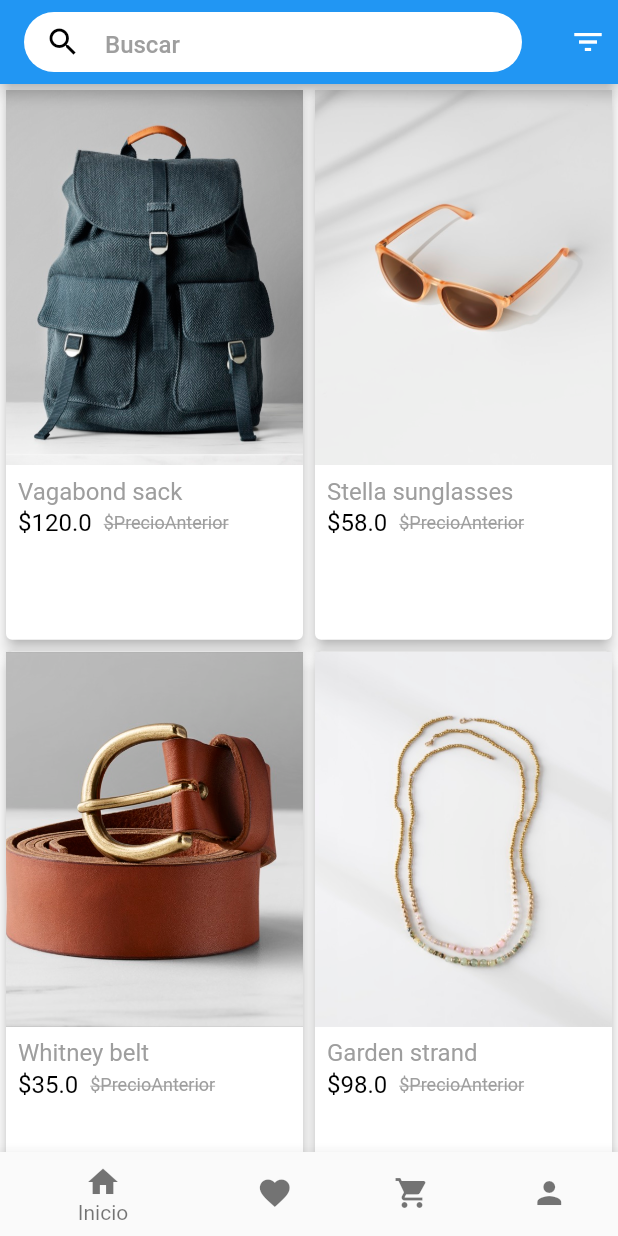
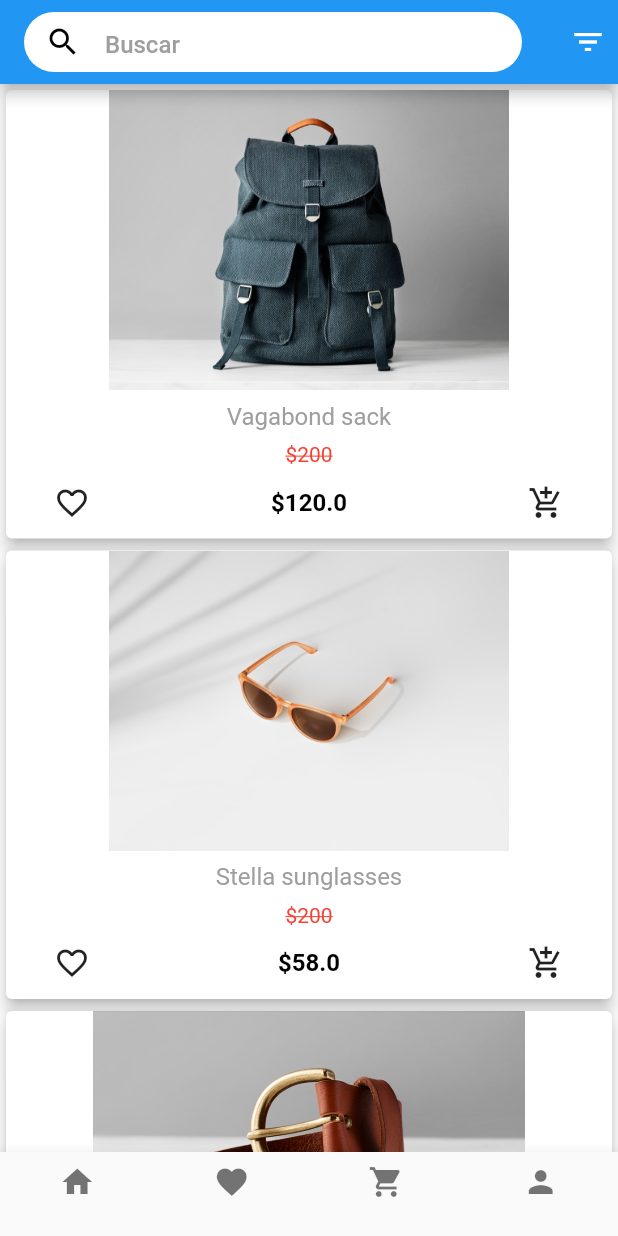
Before and after one commit to guillermolopez3/ecommerce, a Flutter app: the screen it shows after launch, on a phone screen of 412 x 824 dp. Run offline on Flutter 3.47's test engine with Material 2 defaults, Android fonts, the phone set to English and light mode, and no system bars.

Commit message:
diseño con botones fav y agregar a carrito, el agregar ya agrega el producto al carrito y el diseño de filtrar esta listo

```diff
--- a/e_commerce/lib/home.dart
+++ b/e_commerce/lib/home.dart
@@ -2,8 +2,9 @@ import 'package:flutter/material.dart';
 import 'model/app_state_model.dart';
 import 'package:scoped_model/scoped_model.dart';
 import 'model/product.dart';
-import 'product_list.dart';
+import 'item_list_product.dart';
 import 'search.dart';
+import 'category_filter.dart';
 
 class Home extends StatefulWidget {
   @override
@@ -21,7 +22,9 @@ class _HomeState extends State<Home> {
             Navigator.of(context).push(PageRouteBuilder(
                 opaque: false,
                 pageBuilder: (BuildContext context, _, __) =>
-                    Filter()));
+                  CategoryMenuPage(onCategoryTap: ()=> Navigator.pop(context),)
+              )
+            );
           }),
           )
         ],
@@ -31,17 +34,58 @@ class _HomeState extends State<Home> {
           onTap: (index){
 
           },
+          type: BottomNavigationBarType.fixed,
           fixedColor: Colors.black54,
           items: [
-            BottomNavigationBarItem(icon: Icon( Icons.home, color: Colors.black54,), title: Text('Inicio', style: TextStyle(color: Colors.black54),),),
-            BottomNavigationBarItem(icon: Icon( Icons.favorite, color: Colors.black54), title: Text('Favorito')),
-            BottomNavigationBarItem(icon: Icon( Icons.shopping_cart, color: Colors.black54), title: Text('Carrito')),
-            BottomNavigationBarItem(icon: Icon( Icons.person, color: Colors.black54), title: Text('Mi Cuenta')),
+            BottomNavigationBarItem(icon: Icon( Icons.home, color: Colors.black54,), title:  Padding(padding: EdgeInsets.all(0))),
+            BottomNavigationBarItem(icon: Icon( Icons.favorite, color: Colors.black54), title:  Padding(padding: EdgeInsets.all(0))),
+            BottomNavigationBarItem(icon: _iconCarritoConProductos(), title:  Padding(padding: EdgeInsets.all(0))),
+            BottomNavigationBarItem(icon: Icon( Icons.person, color: Colors.black54), title:  Padding(padding: EdgeInsets.all(0))),
           ]
       ),
     );
   }
 
+  //agrego al icono del carrito un circulo indicador de cant de items agregados o ninguno
+  _iconCarritoConProductos()=> Stack(
+    children: <Widget>[
+      Icon( Icons.shopping_cart, color: Colors.black54,),
+      ScopedModelDescendant<AppStateModel>(
+        builder: (context, child, model){
+          int cant = model.totalCartQuantity;
+          if(cant > 0) {
+            return _buildIconCart(cant);
+          }
+          else{
+            return Positioned(
+              right: 0,
+              child: Container(),
+            );
+          }
+        },
+      ),
+
+    ],
+  );
+
+  //dibujo sobre el icono un circulo rojo con la cantidad de productos agregados al carrito
+  _buildIconCart(int cant) => Positioned(
+    right: 0,
+    child: Container(
+      padding: EdgeInsets.all(1.0),
+      decoration: BoxDecoration(
+          borderRadius: BorderRadius.circular(6),
+          color: Colors.red
+      ),
+      constraints: BoxConstraints(
+          minHeight: 12,
+          minWidth: 12
+      ),
+      child: Text('$cant', style: TextStyle(color: Colors.white, fontSize: 8.0), textAlign: TextAlign.center,),
+    ),
+  );
+
+  //custom search bar que al hacer click te lleva a otra pantalla
   _searchBtn(context) => InkWell(
     onTap: (){
       Navigator.of(context).push(MaterialPageRoute(builder: (context)=> Search()));
@@ -73,37 +117,7 @@ class _HomeState extends State<Home> {
 
 }
 
-class Filter extends StatelessWidget {
-  @override
-  Widget build(BuildContext context) {
-    return Scaffold(
-      bottomNavigationBar: null,
-      backgroundColor: Colors.black.withOpacity(0.90),
-      appBar: AppBar(
-        backgroundColor: Colors.transparent,
-        actions: <Widget>[
-          IconButton(
-            icon: IconButton(icon: Icon(Icons.clear, color: Colors.white, size: 20.0,),
-                onPressed: (){
-                  Navigator.pop(context);
-                }),
-          )
-        ],
-      ),
-      body: Center(
-        child: Column(
-          children: <Widget>[
-            Text('Todos', style: TextStyle(color: Colors.white, fontSize: 20.0),),
-            Text('Todos', style: TextStyle(color: Colors.white, fontSize: 20.0),),
-            Text('Todos', style: TextStyle(color: Colors.white, fontSize: 20.0),)
-          ],
-        ),
-      ),
-    );
-  }
-}
-
-
+// cuerpo del home
 class Body extends StatelessWidget {
   List<Product> product ;
 
@@ -117,13 +131,13 @@ class Body extends StatelessWidget {
     );
   }
 
-  _buildListView() {
-    return GridView.count(
-        crossAxisCount: 2,
-        childAspectRatio: 0.55,
-        children: List.generate(product.length, (index){
-          return ProductsListItem(product1: product[index]);
-        }),
+  _buildListView(){
+    return ListView.builder(
+      physics: AlwaysScrollableScrollPhysics(),
+      itemCount: product.length,
+        itemBuilder: (context, index){
+            return ItemListProducts(product: product[index]);
+        }
     );
   }
 
--- /dev/null
+++ b/e_commerce/lib/item_list_product.dart
@@ -0,0 +1,79 @@
+import 'package:flutter/material.dart';
+import 'package:scoped_model/scoped_model.dart';
+import 'model/product.dart';
+import 'model/app_state_model.dart';
+
+//Clase que se encarga de dibujar los items de la lista con productos (Img, nombre, precio anterior, precio actual y botones de fav y agregar a carrito
+
+class ItemListProducts extends StatelessWidget {
+  final Product product;
+
+  ItemListProducts({this.product});
+
+  @override
+  Widget build(BuildContext context) {
+    return InkWell(
+      onTap: () {},
+      child: Card(
+        elevation: 4.0,
+        child: Column(
+          children: <Widget>[
+            Container(
+              child: Image.asset(
+                product.assetName,
+                fit: BoxFit.cover,
+              ),
+              height: 200,
+            ),
+            SizedBox(
+              height: 8.0,
+            ),
+            Text(
+              product.name,
+              style: TextStyle(fontSize: 16.0, color: Colors.grey),
+            ),
+            SizedBox(
+              height: 8.0,
+            ),
+            Text(
+              "\$200",
+              style: TextStyle(
+                  fontSize: 14.0,
+                  color: Colors.red,
+                  decoration: TextDecoration.lineThrough),
+            ),
+            Padding(
+              padding: const EdgeInsets.only(left: 20.0, right: 20.0),
+              child: Row(
+                mainAxisAlignment: MainAxisAlignment.spaceBetween,
+                children: <Widget>[
+                  IconButton(
+                    icon: Icon(Icons.favorite_border),
+                    onPressed: () {},
+                  ),
+                  Text(
+                    '\$${product.price}',
+                    style: TextStyle(
+                        fontSize: 16.0,
+                        color: Colors.black,
+                        fontWeight: FontWeight.bold),
+                  ),
+                  ScopedModelDescendant<AppStateModel>(
+                    builder: (context, child, model) {
+                      return IconButton(
+                        icon: Icon(Icons.add_shopping_cart),
+                        onPressed: () {
+                          model.addProductsToCart(product.id);
+                        },
+                      );
+                    },
+                  )
+                ],
+              ),
+            )
+          ],
+        ),
+      ),
+    );
+  }
+}
--- a/e_commerce/lib/product_list.dart
+++ /dev/null
@@ -1,102 +0,0 @@
-import 'package:flutter/material.dart';
-import 'model/product.dart';
-
-class ProductsListItem extends StatelessWidget {
-  final Product product1;
-  //final Product product2;
-
-  ProductsListItem({
-    @required this.product1,
-  });
-
-  @override
-  Widget build(BuildContext context) {
-    /*return Row(
-      mainAxisSize: MainAxisSize.max,
-      mainAxisAlignment: MainAxisAlignment.center,
-      children: <Widget>[
-        _buildProductItemCard(context, product1),
-        product2 == null
-            ? Container()
-            : _buildProductItemCard(context, product2),
-      ],
-    );*/
-    return _buildProductItemCard(context, product1);
-  }
-
-  _buildProductItemCard(BuildContext context, Product product) {
-    return InkWell(
-      onTap: () {
-        Navigator.of(context).push(
-          MaterialPageRoute(
-            builder: (context) {
-              return null; //cambiar a donde va al hacer click
-            },
-          ),
-        );
-      },
-      child: Card(
-        elevation: 4.0,
-        child: Column(
-          mainAxisSize: MainAxisSize.min,
-          crossAxisAlignment: CrossAxisAlignment.start,
-          children: <Widget>[
-            Container(
-              child: Image.asset(
-                product.assetName,
-                fit: BoxFit.cover,
-              ),
-              height: 250.0,
-              width: MediaQuery.of(context).size.width / 2,
-            ),
-            SizedBox(
-              height: 8.0,
-            ),
-            Padding(
-              padding: const EdgeInsets.only(
-                left: 8.0,
-              ),
-              child: Column(
-                crossAxisAlignment: CrossAxisAlignment.start,
-                mainAxisSize: MainAxisSize.min,
-                children: <Widget>[
-                  Text(
-                    product.name,
-                    style: TextStyle(fontSize: 16.0, color: Colors.grey),
-                  ),
-                  SizedBox(
-                    height: 2.0,
-                  ),
-                  Row(
-                    mainAxisAlignment: MainAxisAlignment.start,
-                    mainAxisSize: MainAxisSize.min,
-                    children: <Widget>[
-                      Text(
-                        "\$${product.price}",
-                        style: TextStyle(fontSize: 16.0, color: Colors.black),
-                      ),
-                      SizedBox(
-                        width: 8.0,
-                      ),
-                      Text(
-                        "\$PrecioAnterior",
-                        style: TextStyle(
-                          fontSize: 12.0,
-                          color: Colors.grey,
-                          decoration: TextDecoration.lineThrough,
-                        ),
-                      ),
-                    ],
-                  ),
-                  SizedBox(
-                    height: 8.0,
-                  ),
-                ],
-              ),
-            ),
-          ],
-        ),
-      ),
-    );
-  }
-}
```
Also changed, not shown: e_commerce/lib/carrito.dart (added, +41 -0 lines), e_commerce/lib/category_filter.dart (added, +92 -0 lines).
